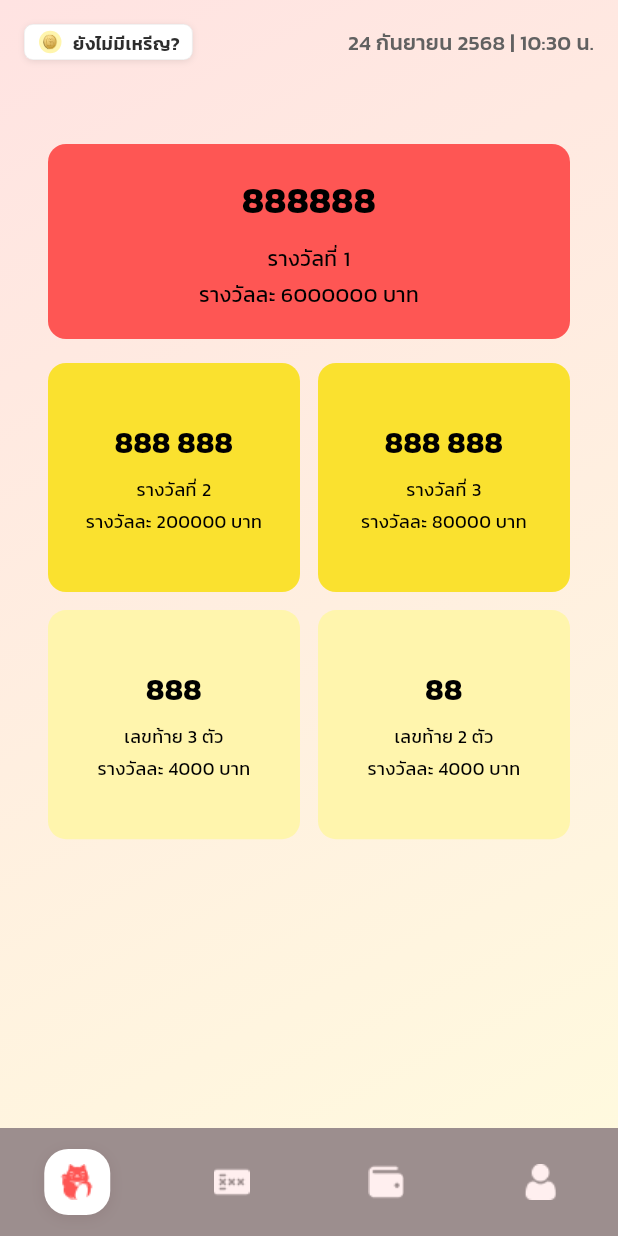
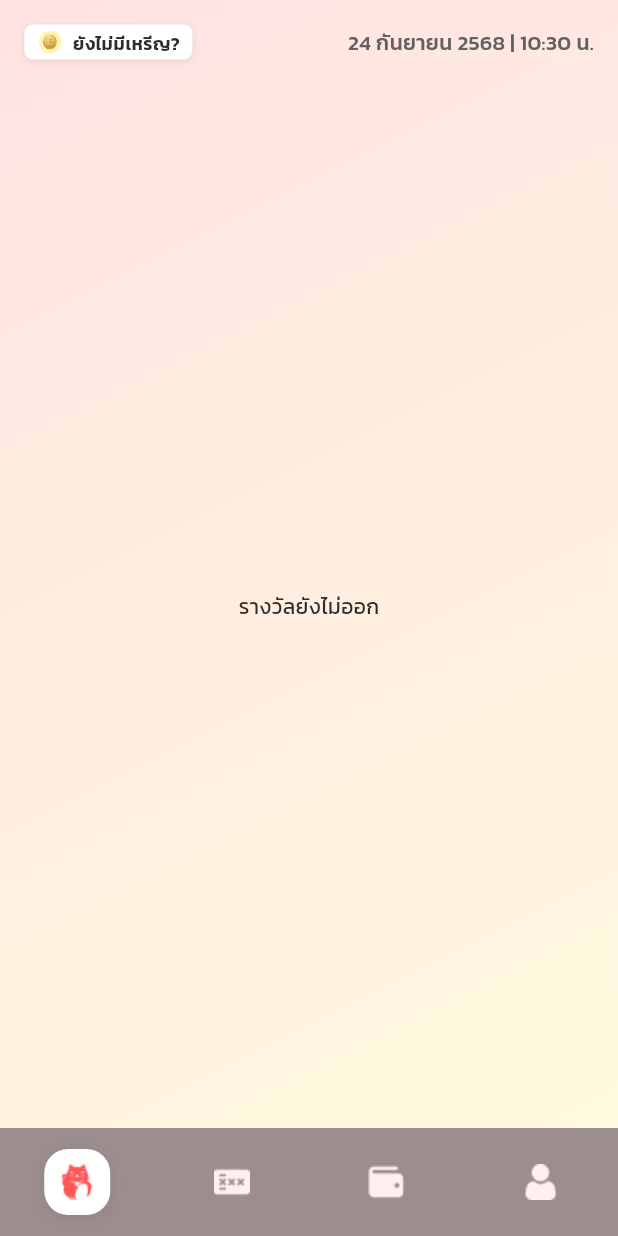
Before and after one commit to TheeraphatStudent/Locatto, a Flutter app: the HomePage screen opened by its route, on a phone screen of 412 x 824 dp. Run offline on Flutter 3.47's test engine with Material 3 defaults, Android fonts, the light colour scheme and no system bars; our stand-ins replace file_picker, flutter_secure_storage, qr_flutter; missing offline and left inert: dart_jsonwebtoken, flutter_popup_card; accounts and stored records are empty; project files that could hold a hidden picture were left out.

Commit message:
feat: implement reward home list

```diff
--- a/app/lib/pages/home.page.dart
+++ b/app/lib/pages/home.page.dart
@@ -1,13 +1,77 @@
+import 'dart:developer';
+
 import 'package:app/components/MainLayout.dart';
 import 'package:app/components/RewardCard.dart';
+import 'package:app/service/reward/get.dart';
 import 'package:app/style/theme.dart';
+import 'package:app/utils/text_healper.dart';
+import 'package:app/utils/tier_helper.dart';
 import 'package:flutter/material.dart';
 
-class HomePage extends StatelessWidget {
+class HomePage extends StatefulWidget {
   const HomePage({super.key});
 
   @override
+  State<HomePage> createState() => _HomePageState();
+}
+
+class _HomePageState extends State<HomePage> {
+  final RewardService _rewardService = RewardService();
+  bool _isLoading = true;
+  List<Map<String, dynamic>> _rewards = [];
+
+  @override
+  void initState() {
+    super.initState();
+    _loadRewards();
+  }
+
+  Future<void> _loadRewards() async {
+    try {
+      final rewards = await _rewardService.getAll();
+
+      // log("Get all reward work! -> ${rewards.toString()}");
+
+      final sortedRewards =
+          rewards.map((item) => item as Map<String, dynamic>).toList()
+            ..sort((a, b) {
+              final tierA = a['tier'] as String?;
+              final tierB = b['tier'] as String?;
+
+              final indexA = tierA != null
+                  ? TierHelper.getTierIndex(tierA) ?? 999
+                  : 999;
+              final indexB = tierB != null
+                  ? TierHelper.getTierIndex(tierB) ?? 999
+                  : 999;
+
+              return indexA.compareTo(indexB);
+            });
+
+      setState(() {
+        _rewards = sortedRewards;
+        _isLoading = false;
+      });
+    } catch (e) {
+      setState(() {
+        _isLoading = false;
+      });
+    }
+  }
+
+  @override
   Widget build(BuildContext context) {
+    if (_isLoading) {
+      return MainLayout(body: const Center(child: CircularProgressIndicator()));
+    }
+
+    if (_rewards.every((reward) => reward['winner'] == null)) {
+      return MainLayout(body: const Center(child: Text('รางวัลยังไม่ออก')));
+    }
+
+    final firstPrize = _rewards.first;
+    final otherRewards = _rewards.skip(1).toList();
+
     return MainLayout(
       body: Padding(
         padding: const EdgeInsets.all(16.0),
@@ -20,9 +84,11 @@ class HomePage extends StatelessWidget {
                 color: AppColors.primary,
                 isFirstPrize: true,
                 props: RewardProps(
-                  lotNumber: '888888',
-                  rewardTier: 'รางวัลที่ 1',
-                  rewardRevenue: '6000000',
+                  lotNumber: firstPrize['winner']?.toString() ?? 'Unknown',
+                  rewardTier: formattedRewardTier(
+                    firstPrize['tier'] ?? 'Unknown',
+                  ),
+                  rewardRevenue: firstPrize['revenue'].toString(),
                 ),
               ),
             ),
@@ -33,40 +99,18 @@ class HomePage extends StatelessWidget {
                 crossAxisSpacing: 12,
                 mainAxisSpacing: 12,
                 childAspectRatio: 1.1,
-                children: [
-                  RewardCard(
-                    color: AppColors.secondary,
-                    props: RewardProps(
-                      lotNumber: '888 888',
-                      rewardTier: 'รางวัลที่ 2',
-                      rewardRevenue: '200000',
-                    ),
-                  ),
-                  RewardCard(
-                    color: AppColors.secondary,
-                    props: RewardProps(
-                      lotNumber: '888 888',
-                      rewardTier: 'รางวัลที่ 3',
-                      rewardRevenue: '80000',
-                    ),
-                  ),
-                  RewardCard(
+                children: otherRewards.map((reward) {
+                  return RewardCard(
                     color: AppColors.secondaryLight,
                     props: RewardProps(
-                      lotNumber: '888',
-                      rewardTier: 'เลขท้าย 3 ตัว',
-                      rewardRevenue: '4000',
+                      lotNumber: reward['winner'].toString(),
+                      rewardTier: formattedRewardTier(
+                        reward['tier'] ?? 'Unknown',
+                      ),
+                      rewardRevenue: reward['revenue'].toString(),
                     ),
-                  ),
-                  RewardCard(
-                    color: AppColors.secondaryLight,
-                    props: RewardProps(
-                      lotNumber: '88',
-                      rewardTier: 'เลขท้าย 2 ตัว',
-                      rewardRevenue: '4000',
-                    ),
-                  ),
-                ],
+                  );
+                }).toList(),
               ),
             ),
           ],
@@ -74,4 +118,8 @@ class HomePage extends StatelessWidget {
       ),
     );
   }
+
+  String formattedRewardTier(String tier) {
+    return "รางวัลที่ ${TierHelper.getTierDisplayNumber(tier)}";
+  }
 }
--- /dev/null
+++ b/app/lib/utils/tier_helper.dart
@@ -0,0 +1,37 @@
+class TierHelper {
+  static const List<String> prizeTypes = [
+    "รางวัลที่ 1", // T1
+    "รางวัลที่ 2", // T2
+    "รางวัลที่ 3", // T3
+    "เลขท้าย 3 ตัว", // T1L3
+    "เลขท้าย 2 ตัว", // R2
+  ];
+
+  static const Map<String, int> tierMapping = {
+    'T1': 0, // รางวัลที่ 1
+    'T2': 1, // รางวัลที่ 2
+    'T3': 2, // รางวัลที่ 3
+    'T1L3': 3, // เลขท้าย 3 ตัว
+    'R2': 4, // เลขท้าย 2 ตัว
+  };
+
+  static String getTierDisplayNumber(String tier) {
+    final index = tierMapping[tier];
+    if (index != null) {
+      return (index + 1).toString();
+    }
+    return tier;
+  }
+
+  static String getPrizeTypeName(String tier) {
+    final index = tierMapping[tier];
+    if (index != null && index < prizeTypes.length) {
+      return prizeTypes[index];
+    }
+    return tier;
+  }
+
+  static int? getTierIndex(String tier) {
+    return tierMapping[tier];
+  }
+}
```
Also changed, not shown: app/lib/components/PrizeSetup.dart (+6 -22 lines), app/lib/service/reward/get.dart (+15 -1 lines), app/lib/components/.json.
